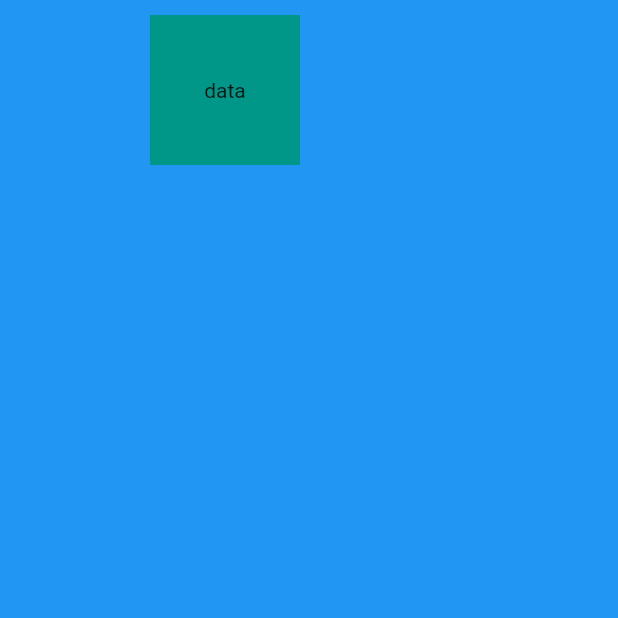
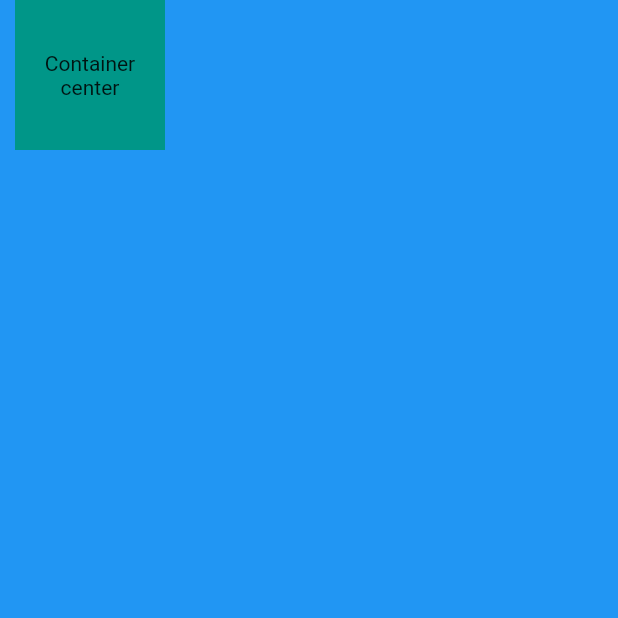
Before and after one commit to haguremon/layout_widgets_0, a Flutter app: the screen it shows after launch, on a phone screen of 412 x 824 dp, the top half of it. Run offline on Flutter 3.47's test engine with Material 2 defaults, Android fonts, the phone set to English and light mode, and no system bars.

Commit message:
Containerを使って遊んでみた

```diff
--- a/lib/main.dart
+++ b/lib/main.dart
@@ -27,11 +27,17 @@ class MyApp extends StatelessWidget {
         //Containerは制約がないと大きくなりすぎる
         body: SafeArea(
           child: Container(
-            margin: EdgeInsets.symmetric(vertical: 10,horizontal: 100),
+            margin: const EdgeInsets.only(left: 10),
+            padding: const EdgeInsets.all(10),
             height: 100.0,
             width: 100,
             color: Colors.teal,
-            child: Center(child: Text('data')),
+            child: const Center(
+              child: Text(
+                'Container center',
+                textAlign: TextAlign.center,
+              ),
+            ),
           ),
         ),
       ),
```
